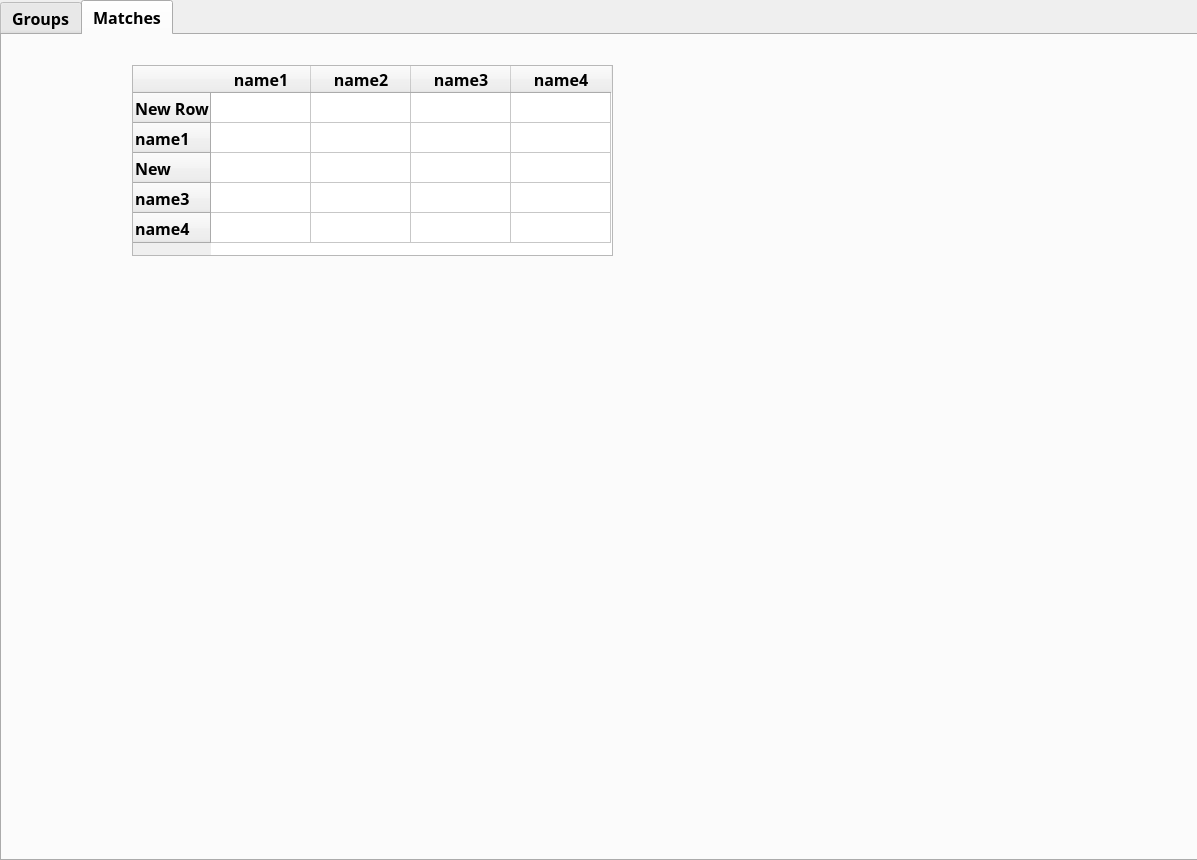
Before: the Qt Designer form GroupStage.ui in AhmedAminIV/Python, drawn with Qt 5.
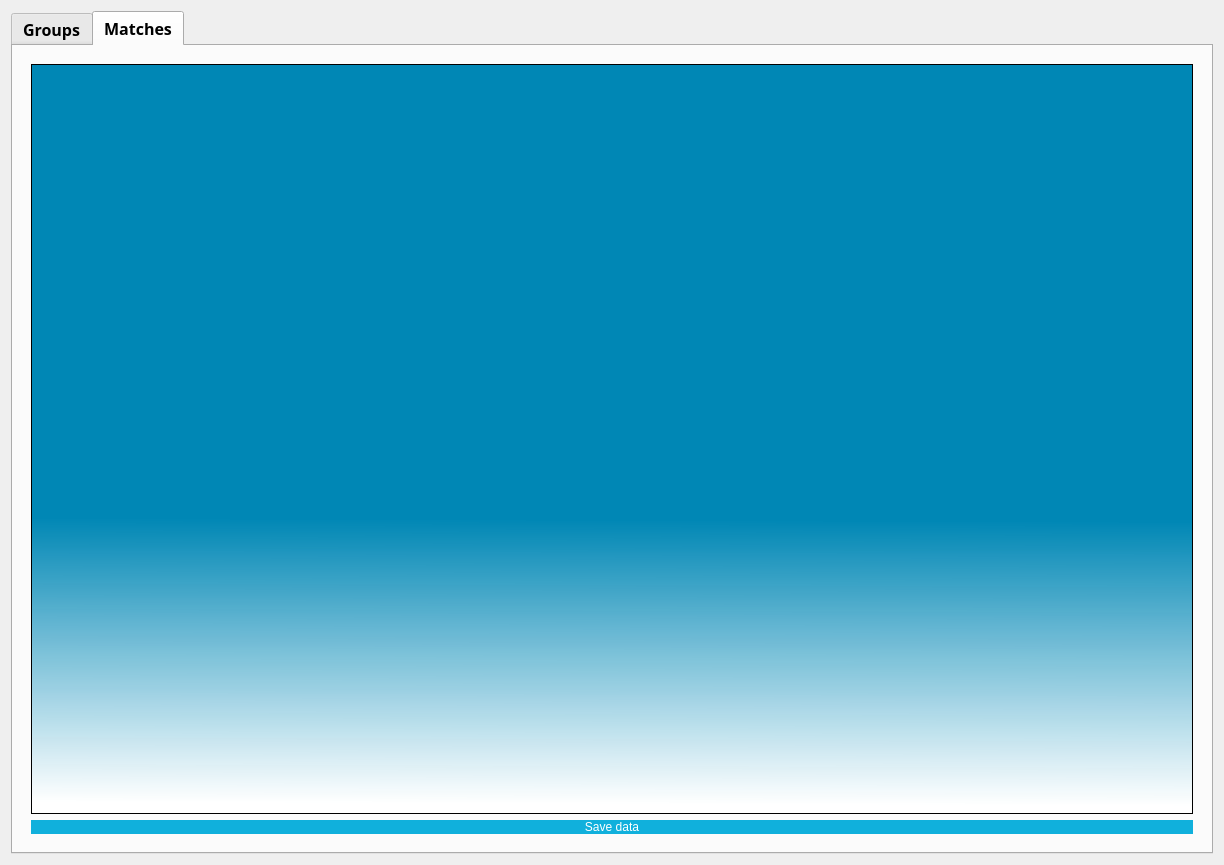
After: the same form once the commit is applied. The open tabs and pages were chosen to show the change.

What changed in the file:
```diff
--- a/GroupStage.ui
+++ b/GroupStage.ui
@@ -6,22 +6,22 @@
    <rect>
     <x>0</x>
     <y>0</y>
-    <width>1197</width>
-    <height>860</height>
+    <width>1224</width>
+    <height>865</height>
    </rect>
   </property>
+  <property name="sizePolicy">
+   <sizepolicy hsizetype="MinimumExpanding" vsizetype="Preferred">
+    <horstretch>0</horstretch>
+    <verstretch>0</verstretch>
+   </sizepolicy>
+  </property>
   <property name="windowTitle">
    <string>Dialog</string>
   </property>
+  <layout class="QVBoxLayout" name="verticalLayout_3">
+   <item>
   <widget class="QTabWidget" name="Groups">
-   <property name="geometry">
-    <rect>
-     <x>0</x>
-     <y>0</y>
-     <width>1201</width>
-     <height>861</height>
-    </rect>
-   </property>
    <property name="font">
     <font>
      <family>Reem Kufi</family>
@@ -1166,78 +1166,70 @@
     <attribute name="title">
      <string>Matches</string>
     </attribute>
+      <layout class="QVBoxLayout" name="verticalLayout_2">
+       <item>
     <widget class="QWidget" name="MatchesWidget" native="true">
-     <property name="geometry">
-      <rect>
-       <x>-50</x>
-       <y>-60</y>
-       <width>1251</width>
-       <height>871</height>
-      </rect>
-     </property>
      <property name="styleSheet">
       <string notr="true">QWidget#MatchesWidget{
 background-color:qlineargradient(spread:pad, x1:0, y1:0, x2:1, y2:1, stop:0 rgba(110, 236, 255, 67), stop:0.115789 rgba(112, 186, 255, 145), stop:0.252632 rgba(157, 212, 255, 69), stop:0.263158 rgba(139, 224, 255, 69), stop:0.336842 rgba(0, 102, 255, 145), stop:0.436842 rgba(110, 94, 255, 208), stop:0.477581 rgba(143, 158, 255, 130), stop:0.484211 rgba(129, 201, 250, 130), stop:0.521053 rgba(118, 152, 255, 130), stop:0.526316 rgba(167, 255, 253, 130), stop:0.594737 rgba(130, 180, 255, 255), stop:0.684211 rgba(110, 157, 255, 69), stop:0.815789 rgba(123, 135, 255, 145), stop:0.936842 rgba(123, 171, 255, 130), stop:1 rgba(54, 131, 216, 171))
 }</string>
      </property>
-     <widget class="QTableWidget" name="tableWidget">
+         <layout class="QVBoxLayout" name="verticalLayout">
+          <item>
+           <widget class="QScrollArea" name="scrollArea">
+            <property name="sizePolicy">
+             <sizepolicy hsizetype="MinimumExpanding" vsizetype="Expanding">
+              <horstretch>0</horstretch>
+              <verstretch>0</verstretch>
+             </sizepolicy>
+            </property>
+            <property name="styleSheet">
+             <string notr="true">
+background-color:qlineargradient(spread:pad, x1:0.467602, y1:0.994136, x2:0.471, y2:0.403636, stop:0 rgba(255, 255, 255, 255), stop:0.0105263 rgba(255, 255, 255, 255), stop:0.652632 rgba(0, 135, 181, 244))</string>
+            </property>
+            <property name="widgetResizable">
+             <bool>true</bool>
+            </property>
+            <widget class="QWidget" name="scrollAreaWidgetContents">
       <property name="geometry">
        <rect>
-        <x>180</x>
-        <y>90</y>
-        <width>481</width>
-        <height>191</height>
-       </rect>
-      </property>
-      <row>
-       <property name="text">
-        <string>New Row</string>
-       </property>
-      </row>
-      <row>
+               <x>0</x>
+               <y>0</y>
+               <width>1162</width>
+               <height>730</height>
+              </rect>
+             </property>
+             <layout class="QVBoxLayout" name="verticalLayout_4"/>
+            </widget>
+           </widget>
+          </item>
+          <item>
+           <widget class="QPushButton" name="saveButton">
+            <property name="styleSheet">
+             <string notr="true">QPushButton{
+	background-color:rgb(16, 176, 220);
+	border-radius: 10px;
+	font: 75 12pt &quot;Unispace&quot;;
+	color: white;
+
+}
+QPushButton:hover{
+	background-color: rgb(193,81,241);
+}</string>
+            </property>
        <property name="text">
-        <string>name1</string>
-       </property>
-      </row>
-      <row>
-       <property name="text">
-        <string>New </string>
-       </property>
-      </row>
-      <row>
-       <property name="text">
-        <string>name3</string>
-       </property>
-      </row>
-      <row>
-       <property name="text">
-        <string>name4</string>
-       </property>
-      </row>
-      <column>
-       <property name="text">
-        <string>name1</string>
-       </property>
-      </column>
-      <column>
-       <property name="text">
-        <string>name2</string>
-       </property>
-      </column>
-      <column>
-       <property name="text">
-        <string>name3</string>
-       </property>
-      </column>
-      <column>
-       <property name="text">
-        <string>name4</string>
-       </property>
-      </column>
-     </widget>
-    </widget>
-   </widget>
-  </widget>
+             <string>Save data</string>
+            </property>
+           </widget>
+          </item>
+         </layout>
+        </widget>
+       </item>
+      </layout>
+     </widget>
+    </widget>
+   </item>
+  </layout>
  </widget>
  <resources/>
  <connections/>
```
Left out of the diff: 108 changed lines with no effect on the pictures. Lines whose indentation alone changed are shown as unchanged.
